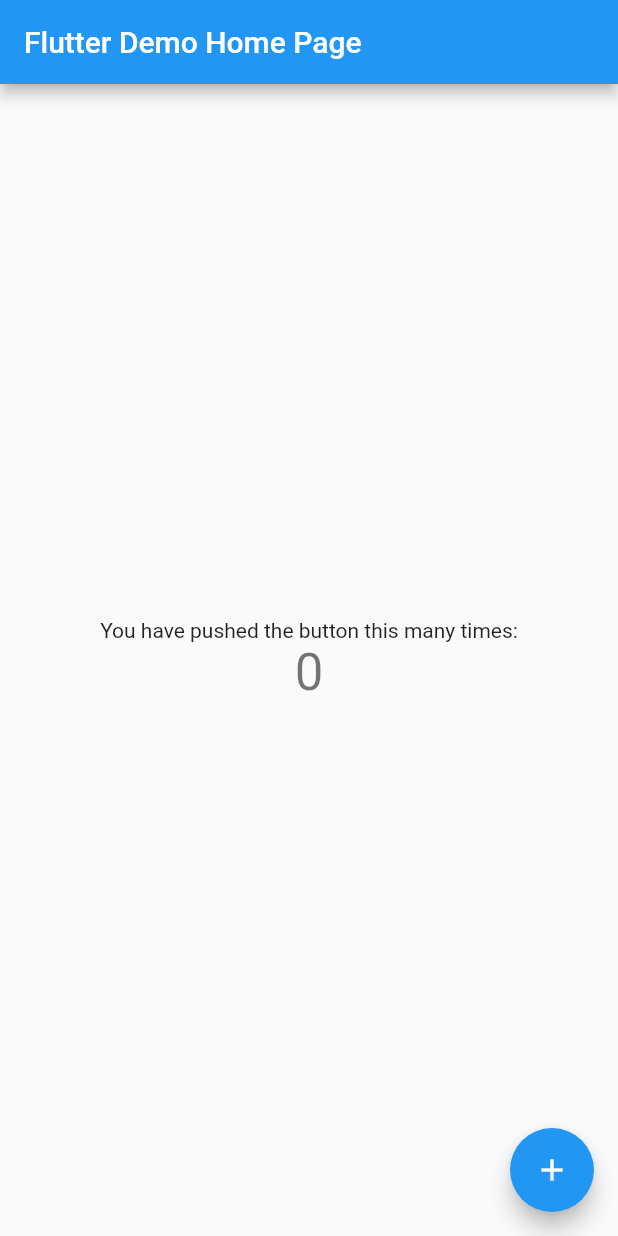
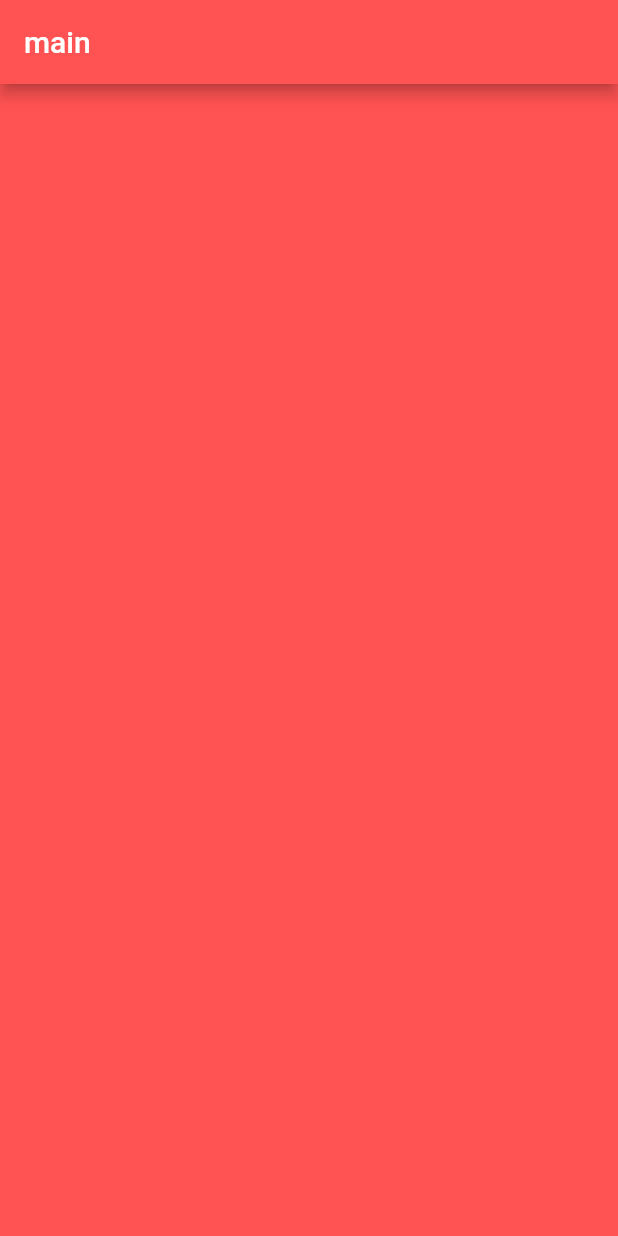
Before and after one commit to selpeapi/flutter_app3, a Flutter app: the screen it shows after launch, on a phone screen of 412 x 824 dp. Run offline on Flutter 3.47's test engine with Material 2 defaults, Android fonts, the phone set to English and light mode, and no system bars.

Commit message:
초기 화면 세팅 ~20.11.14

```diff
--- a/lib/main.dart
+++ b/lib/main.dart
@@ -1,113 +1,27 @@
 import 'package:flutter/material.dart';
 
 void main() {
-  runApp(MyApp());
+  runApp(MaterialApp(
+    debugShowCheckedModeBanner: false,
+    home: Scaffold(
+      backgroundColor: Colors.redAccent,
+      appBar: AppBar(
+        title: Text("main"),
+        backgroundColor: Colors.redAccent,
+      ),
+      body: MainPage(),
+    ),
+  ));
 }
 
-class MyApp extends StatelessWidget {
-  // This widget is the root of your application.
+class MainPage extends StatefulWidget {
+  @override
+  _MainPageState createState() => _MainPageState();
+}
+
+class _MainPageState extends State<MainPage> {
   @override
   Widget build(BuildContext context) {
-    return MaterialApp(
-      title: 'Flutter Demo',
-      theme: ThemeData(
-        // This is the theme of your application.
-        //
-        // Try running your application with "flutter run". You'll see the
-        // application has a blue toolbar. Then, without quitting the app, try
-        // changing the primarySwatch below to Colors.green and then invoke
-        // "hot reload" (press "r" in the console where you ran "flutter run",
-        // or simply save your changes to "hot reload" in a Flutter IDE).
-        // Notice that the counter didn't reset back to zero; the application
-        // is not restarted.
-        primarySwatch: Colors.blue,
-      ),
-      home: MyHomePage(title: 'Flutter Demo Home Page'),
-    );
+    return Container();
   }
 }
-
-class MyHomePage extends StatefulWidget {
-  MyHomePage({Key key, this.title}) : super(key: key);
-
-  // This widget is the home page of your application. It is stateful, meaning
-  // that it has a State object (defined below) that contains fields that affect
-  // how it looks.
-
-  // This class is the configuration for the state. It holds the values (in this
-  // case the title) provided by the parent (in this case the App widget) and
-  // used by the build method of the State. Fields in a Widget subclass are
-  // always marked "final".
-
-  final String title;
-
-  @override
-  _MyHomePageState createState() => _MyHomePageState();
-}
-
-class _MyHomePageState extends State<MyHomePage> {
-  int _counter = 0;
-
-  void _incrementCounter() {
-    setState(() {
-      // This call to setState tells the Flutter framework that something has
-      // changed in this State, which causes it to rerun the build method below
-      // so that the display can reflect the updated values. If we changed
-      // _counter without calling setState(), then the build method would not be
-      // called again, and so nothing would appear to happen.
-      _counter++;
-    });
-  }
-
-  @override
-  Widget build(BuildContext context) {
-    // This method is rerun every time setState is called, for instance as done
-    // by the _incrementCounter method above.
-    //
-    // The Flutter framework has been optimized to make rerunning build methods
-    // fast, so that you can just rebuild anything that needs updating rather
-    // than having to individually change instances of widgets.
-    return Scaffold(
-      appBar: AppBar(
-        // Here we take the value from the MyHomePage object that was created by
-        // the App.build method, and use it to set our appbar title.
-        title: Text(widget.title),
-      ),
-      body: Center(
-        // Center is a layout widget. It takes a single child and positions it
-        // in the middle of the parent.
-        child: Column(
-          // Column is also a layout widget. It takes a list of children and
-          // arranges them vertically. By default, it sizes itself to fit its
-          // children horizontally, and tries to be as tall as its parent.
-          //
-          // Invoke "debug painting" (press "p" in the console, choose the
-          // "Toggle Debug Paint" action from the Flutter Inspector in Android
-          // Studio, or the "Toggle Debug Paint" command in Visual Studio Code)
-          // to see the wireframe for each widget.
-          //
-          // Column has various properties to control how it sizes itself and
-          // how it positions its children. Here we use mainAxisAlignment to
-          // center the children vertically; the main axis here is the vertical
-          // axis because Columns are vertical (the cross axis would be
-          // horizontal).
-          mainAxisAlignment: MainAxisAlignment.center,
-          children: <Widget>[
-            Text(
-              'You have pushed the button this many times:',
-            ),
-            Text(
-              '$_counter',
-              style: Theme.of(context).textTheme.headline4,
-            ),
-          ],
-        ),
-      ),
-      floatingActionButton: FloatingActionButton(
-        onPressed: _incrementCounter,
-        tooltip: 'Increment',
-        child: Icon(Icons.add),
-      ), // This trailing comma makes auto-formatting nicer for build methods.
-    );
-  }
-}
```
